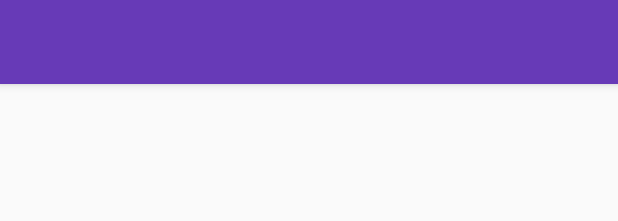
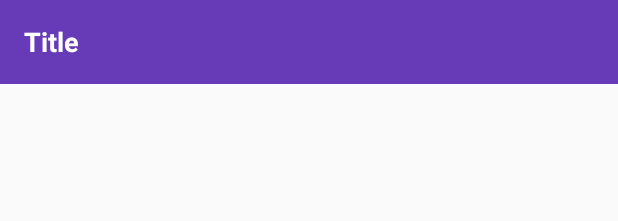
Before and after one commit to MrLogic85/Pixelate, an Android app: the layout toolbar.xml on its own in the app's theme, with its tools: preview values and no code run, on a phone screen of 412 x 824 dp. Shown: the top 221 px of the screen. Run offline under Robolectric (Android 15) with nearby library versions, the phone set to English and light mode, and no system bars.

Commit message:
Change name in Toolbar

```diff
--- a/app/src/main/res/layout/toolbar.xml
+++ b/app/src/main/res/layout/toolbar.xml
@@ -1,10 +1,25 @@
 <?xml version="1.0" encoding="utf-8"?>
 <android.support.v7.widget.Toolbar xmlns:android="http://schemas.android.com/apk/res/android"
     xmlns:app="http://schemas.android.com/apk/res-auto"
+    xmlns:tools="http://schemas.android.com/tools"
     android:id="@+id/toolbar"
     android:layout_width="match_parent"
     android:layout_height="?attr/actionBarSize"
     android:background="?attr/colorPrimary"
-                                   android:elevation="4dp"
     android:theme="@style/ThemeOverlay.AppCompat.Dark.ActionBar"
-                                   app:popupTheme="@style/ThemeOverlay.AppCompat.Dark"/>
+    app:popupTheme="@style/ThemeOverlay.AppCompat.Dark"
+    android:focusableInTouchMode="true">
+
+    <EditText
+        android:id="@+id/editable_title"
+        android:layout_width="wrap_content"
+        android:layout_height="wrap_content"
+        android:visibility="gone"
+        android:lines="1"
+        android:maxLines="1"
+        android:textStyle="bold"
+        android:textAppearance="@style/TextAppearance.AppCompat.Medium"
+        tools:text="Title"
+        android:background="@android:color/transparent"
+        tools:visibility="visible"/>
+</android.support.v7.widget.Toolbar>
--- a/app/src/main/res/menu/pattern_menu.xml
+++ b/app/src/main/res/menu/pattern_menu.xml
@@ -6,8 +6,4 @@
         android:icon="@drawable/ic_editor_mode_edit"
         android:title="@string/change_parameters"
         app:showAsAction="ifRoom"/>
-    <item
-        android:id="@+id/menu_item_change_name"
-        android:icon="@drawable/ic_title"
-        android:title="@string/change_name"/>
 </menu>
```
Also changed, not shown: app/src/main/java/com/sleepyduck/pixelate4crafting/activity/PatternActivity.java (+65 -6 lines). Lines whose indentation alone changed are shown as unchanged.
